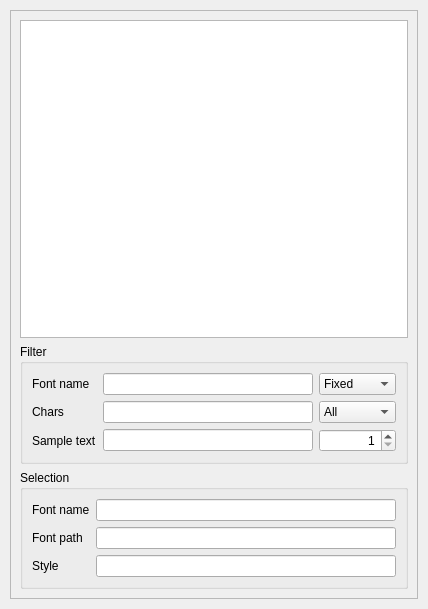
openscad/openscad, file src/gui/FontList.ui: the form before one commit.
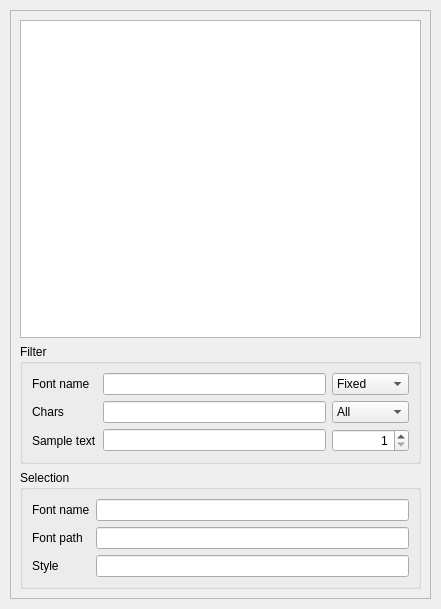
The form after the commit. Icons and pictures are not drawn. Custom widgets are drawn as their Qt base class.

Commit message: Add copy icon for font list window.

```diff
--- a/src/gui/FontList.ui
+++ b/src/gui/FontList.ui
@@ -9,7 +9,7 @@
    <rect>
     <x>0</x>
     <y>0</y>
-    <width>428</width>
+    <width>441</width>
     <height>609</height>
    </rect>
   </property>
@@ -60,7 +60,7 @@
        <rect>
         <x>0</x>
         <y>0</y>
-        <width>406</width>
+        <width>419</width>
         <height>587</height>
        </rect>
       </property>
```
Left out of the diff: 15 changed lines with no effect on the pictures. The commit also changes 4 other files.
